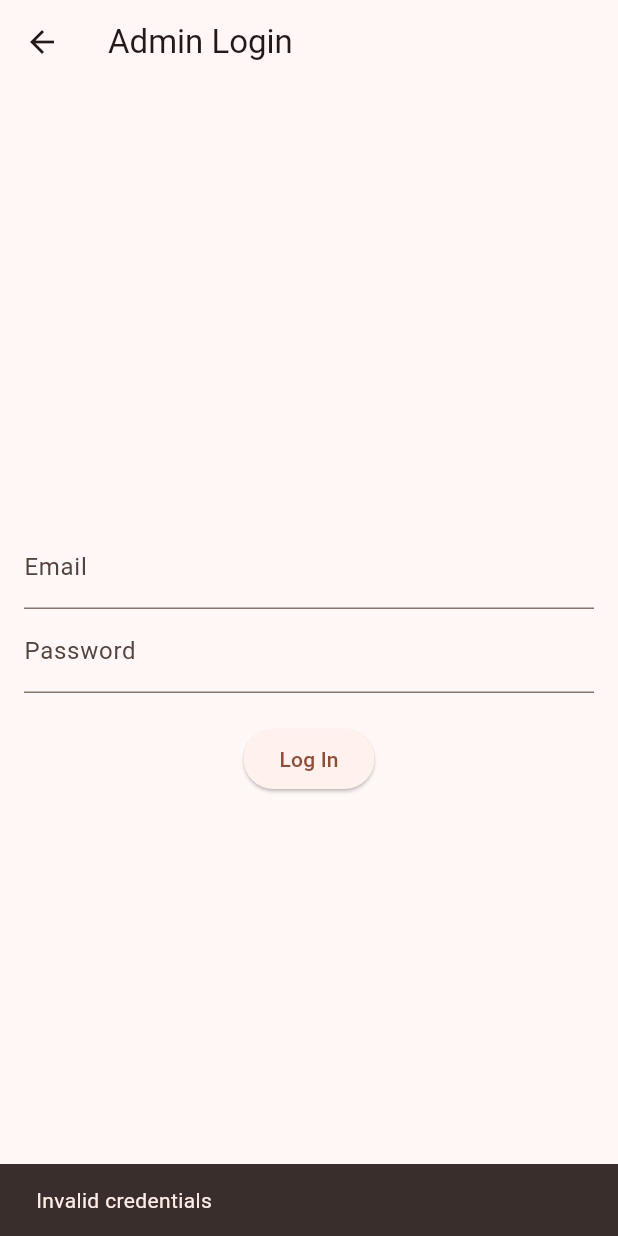
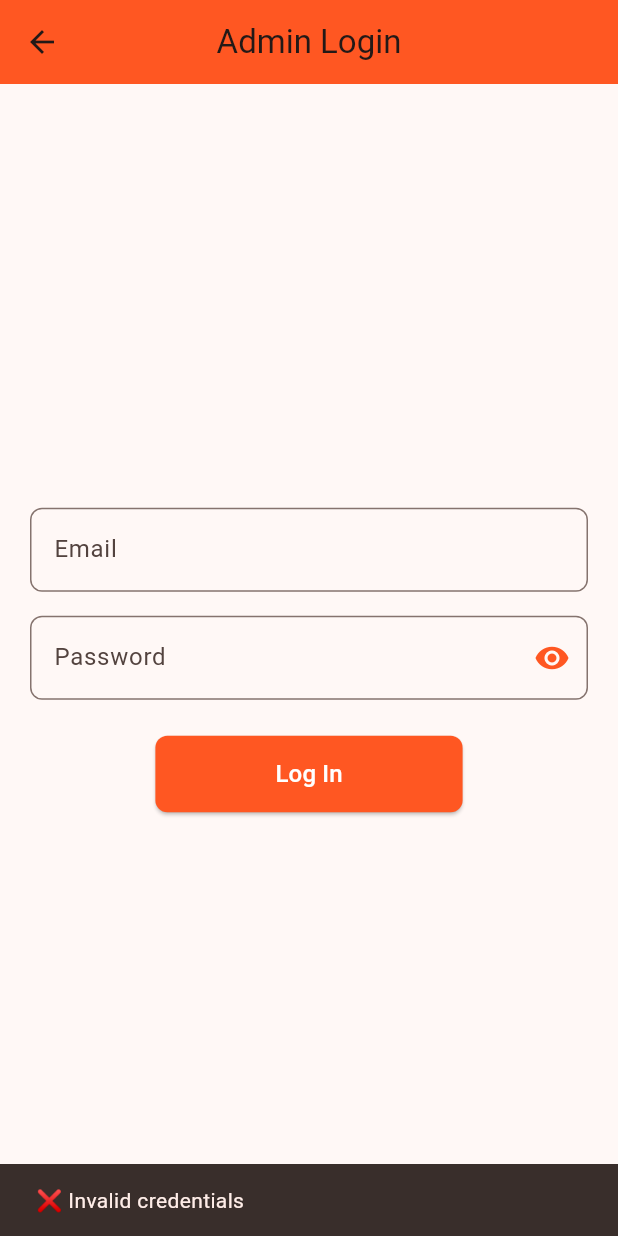
Before and after one commit to yeshalao16/Riderekta, a Flutter app: the LoginScreen screen opened directly, after a tap on "Log In", on a phone screen of 412 x 824 dp. Run offline on Flutter 3.47's test engine with Material 3 defaults, Android fonts, the phone set to English and light mode, and no system bars; our stand-ins replace animate_do, file_picker, flutter_map, geolocator, latlong2, shared_preferences; accounts and stored records are empty.

Commit message:
update admin and main dart

```diff
--- a/lib/admin.dart
+++ b/lib/admin.dart
@@ -395,39 +395,93 @@ class LoginScreen extends StatefulWidget {
 class _LoginScreenState extends State<LoginScreen> {
   final emailController = TextEditingController();
   final passController = TextEditingController();
+  bool _obscurePassword = true;
 
   void _login() {
-    if (emailController.text == "admin@admin.com" &&
-        passController.text == "admin") {
+    if (emailController.text.trim() == "admin@admin.com" &&
+        passController.text.trim() == "admin") {
+      ScaffoldMessenger.of(context).showSnackBar(
+        const SnackBar(content: Text("✅ Admin login successful!")),
+      );
+
       Navigator.pushReplacement(
         context,
         MaterialPageRoute(builder: (_) => AdminDashboard()),
       );
     } else {
-      ScaffoldMessenger.of(context)
-          .showSnackBar(SnackBar(content: Text("Invalid credentials")));
+      ScaffoldMessenger.of(context).showSnackBar(
+        const SnackBar(content: Text("❌ Invalid credentials")),
+      );
     }
   }
 
   @override
   Widget build(BuildContext context) {
     return Scaffold(
-      appBar: AppBar(title: Text("Admin Login")),
+      appBar: AppBar(
+        title: const Text("Admin Login"),
+        backgroundColor: Colors.deepOrange,
+        centerTitle: true,
+      ),
       body: Padding(
-        padding: const EdgeInsets.all(16.0),
-        child: Column(mainAxisAlignment: MainAxisAlignment.center, children: [
+        padding: const EdgeInsets.all(20),
+        child: Column(
+          mainAxisAlignment: MainAxisAlignment.center,
+          children: [
+            // Email Field
             TextField(
               controller: emailController,
-            decoration: InputDecoration(labelText: "Email"),
+              decoration: InputDecoration(
+                labelText: "Email",
+                border: OutlineInputBorder(
+                  borderRadius: BorderRadius.circular(8),
                 ),
+              ),
+            ),
+            const SizedBox(height: 16),
+
+            // Password Field with Eye Toggle
             TextField(
               controller: passController,
-            obscureText: true,
-            decoration: InputDecoration(labelText: "Password"),
+              obscureText: _obscurePassword,
+              decoration: InputDecoration(
+                labelText: "Password",
+                border: OutlineInputBorder(
+                  borderRadius: BorderRadius.circular(8),
                 ),
-          SizedBox(height: 20),
-          ElevatedButton(onPressed: _login, child: Text("Log In")),
-        ]),
+                suffixIcon: IconButton(
+                  icon: Icon(
+                    _obscurePassword ? Icons.visibility : Icons.visibility_off,
+                    color: Colors.deepOrange,
+                  ),
+                  onPressed: () {
+                    setState(() {
+                      _obscurePassword = !_obscurePassword;
+                    });
+                  },
+                ),
+              ),
+            ),
+            const SizedBox(height: 24),
+
+            // Login Button
+            ElevatedButton(
+              onPressed: _login,
+              style: ElevatedButton.styleFrom(
+                backgroundColor: Colors.deepOrange,
+                padding:
+                const EdgeInsets.symmetric(horizontal: 80, vertical: 14),
+                shape: RoundedRectangleBorder(
+                  borderRadius: BorderRadius.circular(8),
+                ),
+              ),
+              child: const Text(
+                "Log In",
+                style: TextStyle(color: Colors.white, fontSize: 16),
+              ),
+            ),
+          ],
+        ),
       ),
     );
   }
--- a/lib/main.dart
+++ b/lib/main.dart
@@ -292,7 +292,7 @@ class OurTeamScreen extends StatelessWidget {
       appBar: AppBar(
         title: const Text("Our Team"),
         centerTitle: true,
-        backgroundColor: Colors.blueAccent,
+        backgroundColor: Color(0xFFFF9800),
         elevation: 0,
       ),
       backgroundColor: Colors.white,
```
Lines whose indentation alone changed are shown as unchanged.
